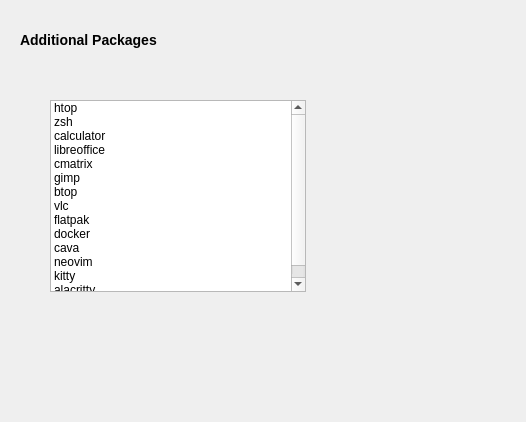
The window that installer.ui (IttsMichael/K-Arch-Installer) describes before a commit, drawn with Qt 5.
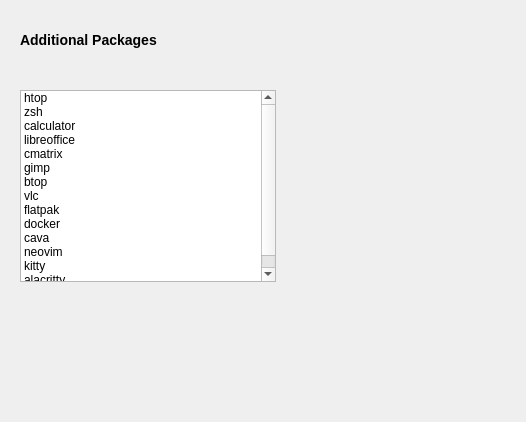
The same window after the commit. The open tabs and pages were chosen to show the change. Custom widgets are drawn as their Qt base class.

Commit message: desktop selection

What changed in the file:
```diff
--- a/installer.ui
+++ b/installer.ui
@@ -1006,8 +1006,8 @@
     <widget class="QListWidget" name="listWidget">
      <property name="geometry">
       <rect>
-       <x>50</x>
-       <y>90</y>
+       <x>20</x>
+       <y>80</y>
        <width>256</width>
        <height>192</height>
       </rect>
```
Left out of the diff: 2 changed lines with no effect on the pictures.
